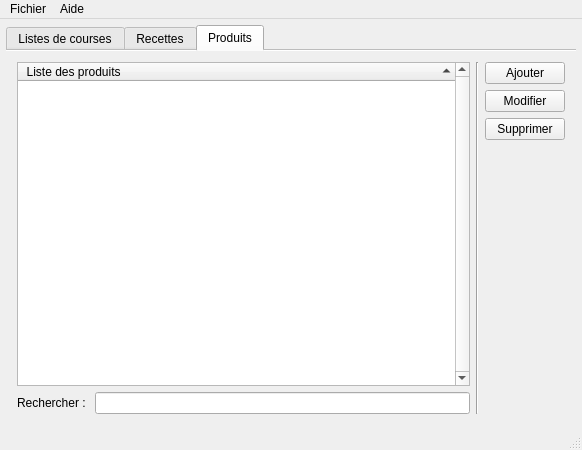
Qt form CourseHelper/mainwindow.ui (GQMP/course-helper) before a commit.
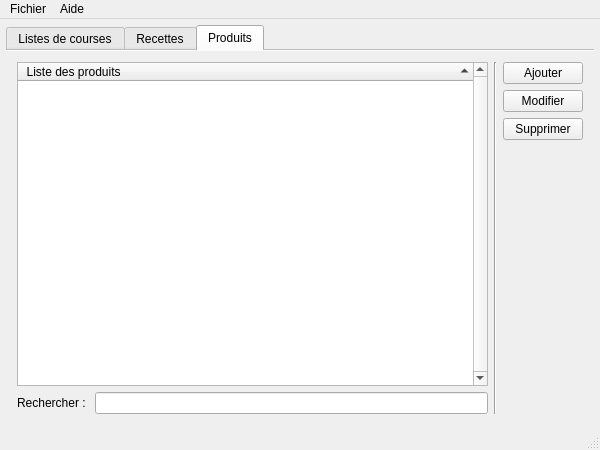
The same form after that commit.

Diff of the .ui file:
```diff
--- a/CourseHelper/mainwindow.ui
+++ b/CourseHelper/mainwindow.ui
@@ -6,10 +6,16 @@
    <rect>
     <x>0</x>
     <y>0</y>
-    <width>582</width>
+    <width>600</width>
     <height>450</height>
    </rect>
   </property>
+  <property name="sizePolicy">
+   <sizepolicy hsizetype="Preferred" vsizetype="Preferred">
+    <horstretch>0</horstretch>
+    <verstretch>0</verstretch>
+   </sizepolicy>
+  </property>
   <property name="windowTitle">
    <string>Course Helper</string>
   </property>
@@ -393,8 +399,8 @@
     <rect>
      <x>0</x>
      <y>0</y>
-     <width>582</width>
-     <height>21</height>
+     <width>600</width>
+     <height>20</height>
     </rect>
    </property>
    <widget class="QMenu" name="menuFile">
```
Left out of the diff: 27 changed lines with no effect on the pictures.
